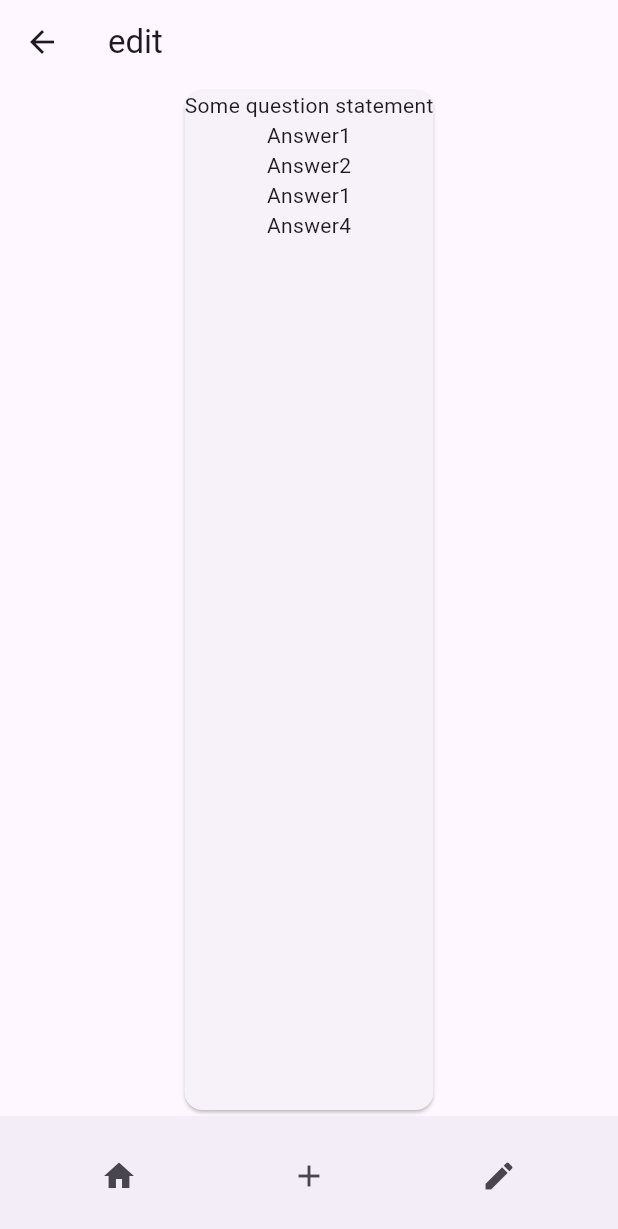
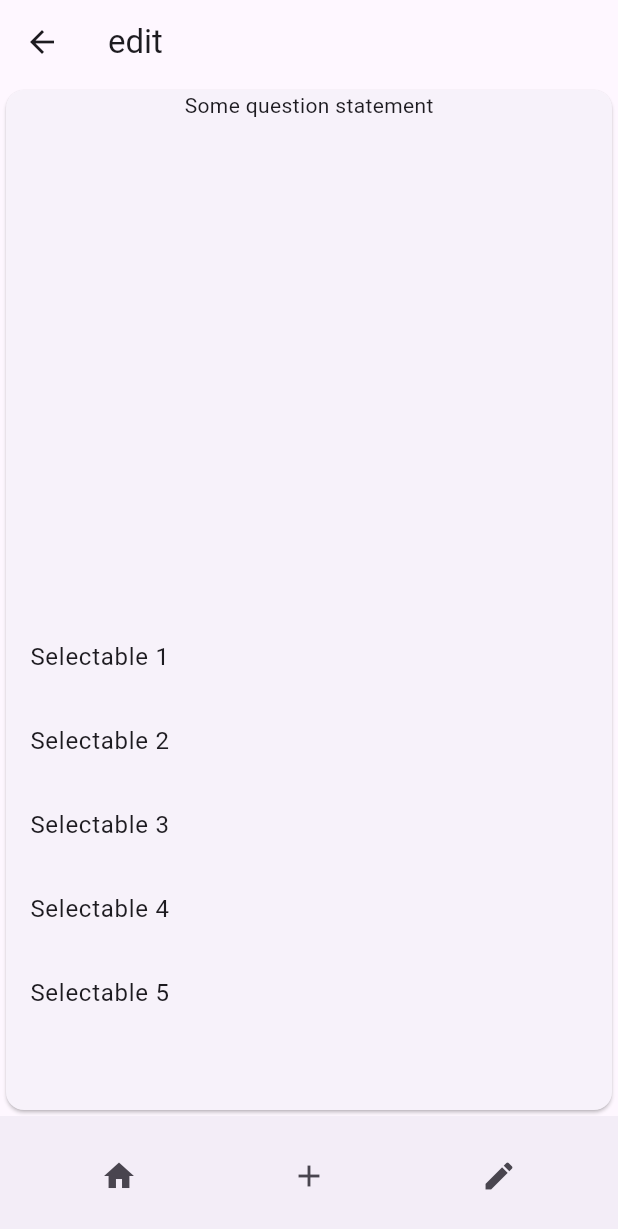
Before and after one commit to cs481-ekh/s25-syncineers, a Flutter app: the EditPage screen opened by its route, on a phone screen of 412 x 824 dp. Shown: the top 1229 px of the screen. Run offline on Flutter 3.47's test engine with Material 3 defaults, Android fonts, the phone set to English and light mode, and no system bars; our stand-ins replace google_sign_in.

Commit message:
technically somewhat complete

```diff
--- a/easy_sync/lib/pages/editPage.dart
+++ b/easy_sync/lib/pages/editPage.dart
@@ -19,28 +19,66 @@ class _EditPageState extends State<EditPage> {
       "Selectable 4",
       "Selectable 5",
     ];
-    var list2 = [
-      "Answer1",
-      "Answer2",
-      "Answer1",
-      "Answer4",
-    ];
 
-    return QuestionWidget(theme, questionToAnswer, list2);
+    return QuestionWidget(questionToAnswer: questionToAnswer, selectableAnswers: list);
   }
 
-  Center QuestionWidget(
-      ThemeData theme, String questionToAnswer, List<String> listOfAnswers) {
-    return Center(
-      child: Card(
-        child: Column(
-          children: [
-            Text(questionToAnswer),
-            Column(
-              children: [for (var element in listOfAnswers) Text(element)],
-            )
-          ],
-        ),
+}
+
+class QuestionWidget extends StatefulWidget {
+  const QuestionWidget({
+    super.key,
+    required this.questionToAnswer,
+    required this.selectableAnswers,
+  });
+
+  final String questionToAnswer;
+  final List<String> selectableAnswers;
+
+  @override
+  _QuestionWidgetState createState() => _QuestionWidgetState();
+}
+
+class _QuestionWidgetState extends State<QuestionWidget> {
+  List<String> selectedAnswers = [];
+
+  @override
+  Widget build(BuildContext context) {
+    return Card(
+      child: Column(
+        children: [
+          Text(widget.questionToAnswer),
+          Expanded(
+            child: ListView.builder(
+                itemCount: selectedAnswers.length,
+                itemBuilder: (context, index) {
+                  ///TODO put varables here, maybe
+
+                  return ListTile(
+                      title: Text(selectedAnswers[index]),
+                      onTap: () async {
+                        setState(() {
+                          selectedAnswers.removeAt(index);
+                        });
+                      });
+                }),
+          ),
+          Expanded(
+            child: ListView.builder(
+                itemCount: widget.selectableAnswers.length,
+                itemBuilder: (context, index) {
+                  ///TODO put varables here, maybe
+
+                  return ListTile(
+                      title: Text(widget.selectableAnswers[index]),
+                      onTap: () async {
+                        setState(() {
+                          selectedAnswers.add(widget.selectableAnswers[index]);
+                        });
+                      });
+                }),
+          ),
+        ],
       ),
     );
   }
```
